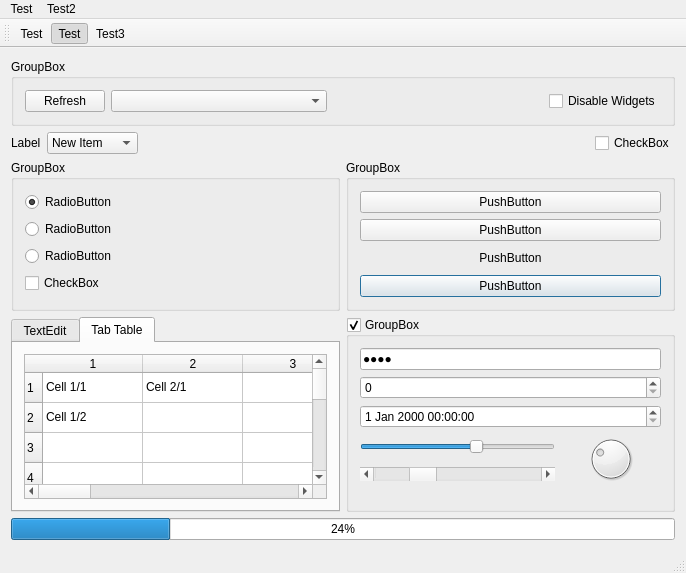
This is test.ui in msaidbilgehan/Lera-Developer-Framework as Qt 5 draws it before an edit. The edited form follows.
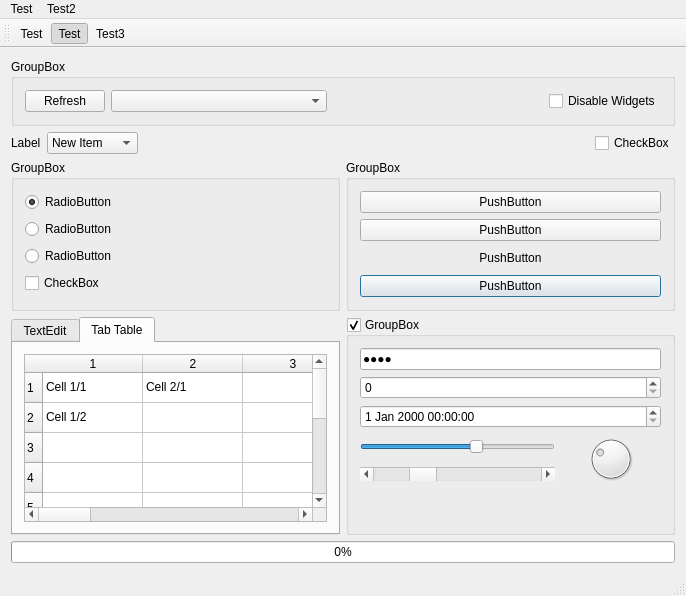
This is the edited form.

Patch:
```diff
--- a/test.ui
+++ b/test.ui
@@ -7,7 +7,7 @@
     <x>0</x>
     <y>0</y>
     <width>686</width>
-    <height>573</height>
+    <height>596</height>
    </rect>
   </property>
   <property name="windowTitle">
@@ -168,8 +168,14 @@
     </item>
     <item row="5" column="0" colspan="2">
      <widget class="QProgressBar" name="progressBar">
+      <property name="minimum">
+       <number>0</number>
+      </property>
+      <property name="maximum">
+       <number>90</number>
+      </property>
       <property name="value">
-       <number>24</number>
+       <number>0</number>
       </property>
      </widget>
     </item>
```
